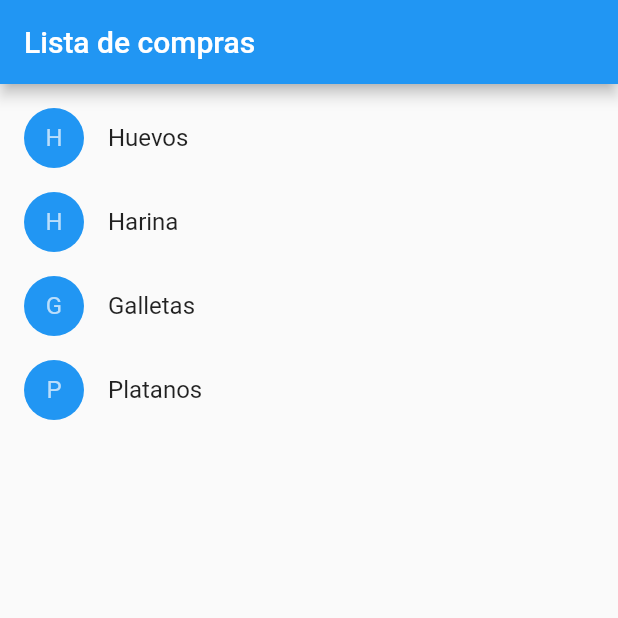
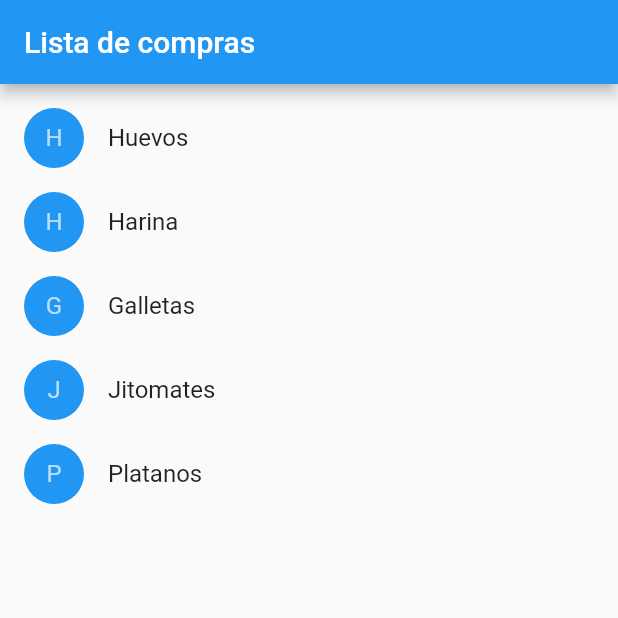
Before and after one commit to edgarnok/utilizacion_de_widgets, a Flutter app: the screen it shows after launch, on a phone screen of 412 x 824 dp, the top half of it. Run offline on Flutter 3.47's test engine with Material 2 defaults, Android fonts, the phone set to English and light mode, and no system bars.

Commit message:
Update main.dart

```diff
--- a/lib/main.dart
+++ b/lib/main.dart
@@ -120,6 +120,7 @@ void main() {
         Product(name: 'Huevos'),
         Product(name: 'Harina'),
         Product(name: 'Galletas'),
+        Product(name: 'Jitomates'),
         Product(name: 'Platanos'),
       ],
     ),
```
